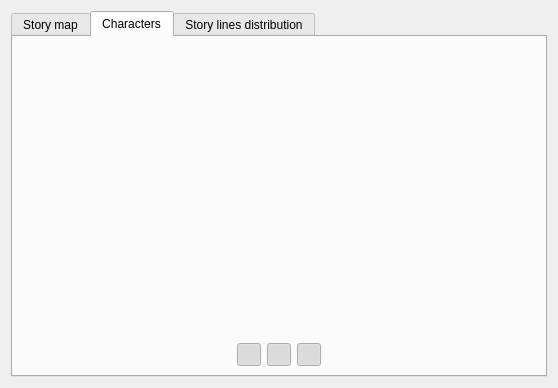
The window that ui/reports_view.ui (zkovari/plotlyst) describes before a commit, drawn with Qt 5.
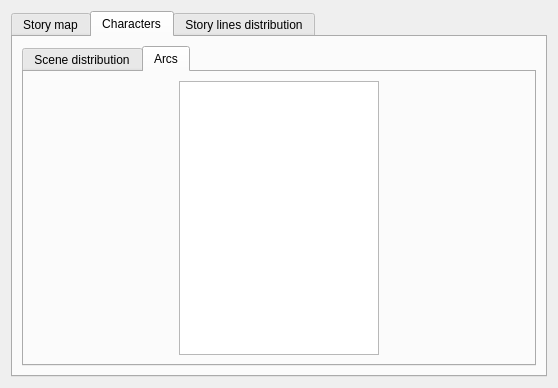
The same window after the commit. Custom widgets are drawn as their Qt base class.

Commit message: Plot character arc

```diff
--- a/ui/reports_view.ui
+++ b/ui/reports_view.ui
@@ -86,6 +86,16 @@
       </attribute>
       <layout class="QVBoxLayout" name="verticalLayout_4">
        <item>
+        <widget class="QTabWidget" name="tabWidget_2">
+         <property name="currentIndex">
+          <number>1</number>
+         </property>
+         <widget class="QWidget" name="tabCharacterSceneDistribution">
+          <attribute name="title">
+           <string>Scene distribution</string>
+          </attribute>
+          <layout class="QVBoxLayout" name="verticalLayout_6">
+           <item>
         <layout class="QHBoxLayout" name="layoutActButtons">
          <item>
           <spacer name="horizontalSpacer_2">
@@ -153,6 +163,42 @@
           </spacer>
          </item>
         </layout>
+           </item>
+          </layout>
+         </widget>
+         <widget class="QWidget" name="tabCharacterArcs">
+          <attribute name="title">
+           <string>Arcs</string>
+          </attribute>
+          <layout class="QHBoxLayout" name="horizontalLayout_2">
+           <item>
+            <widget class="QTableView" name="tblScenes">
+             <property name="maximumSize">
+              <size>
+               <width>200</width>
+               <height>16777215</height>
+              </size>
+             </property>
+             <property name="editTriggers">
+              <set>QAbstractItemView::AllEditTriggers</set>
+             </property>
+             <attribute name="horizontalHeaderVisible">
+              <bool>false</bool>
+             </attribute>
+             <attribute name="horizontalHeaderDefaultSectionSize">
+              <number>32</number>
+             </attribute>
+             <attribute name="verticalHeaderVisible">
+              <bool>false</bool>
+             </attribute>
+             <attribute name="verticalHeaderHighlightSections">
+              <bool>false</bool>
+             </attribute>
+            </widget>
+           </item>
+          </layout>
+         </widget>
+        </widget>
        </item>
       </layout>
      </widget>
```
Lines whose indentation alone changed are shown as unchanged. The commit also changes 6 other files.
